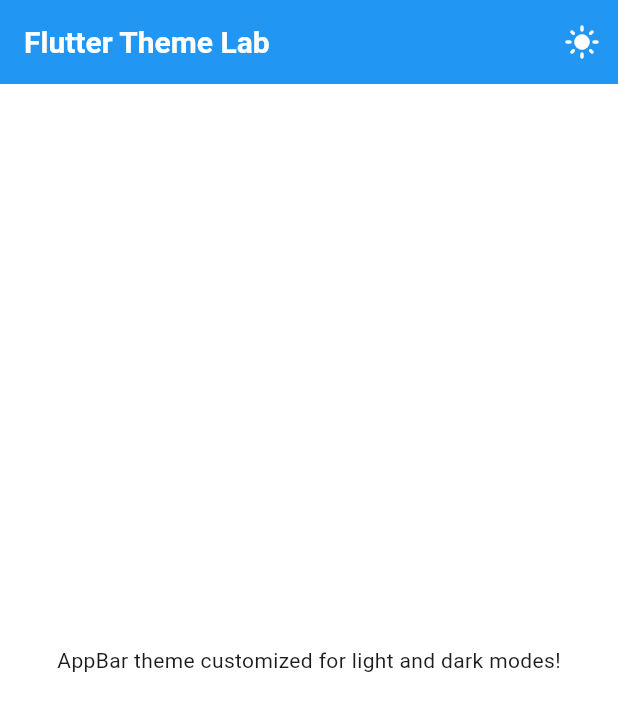
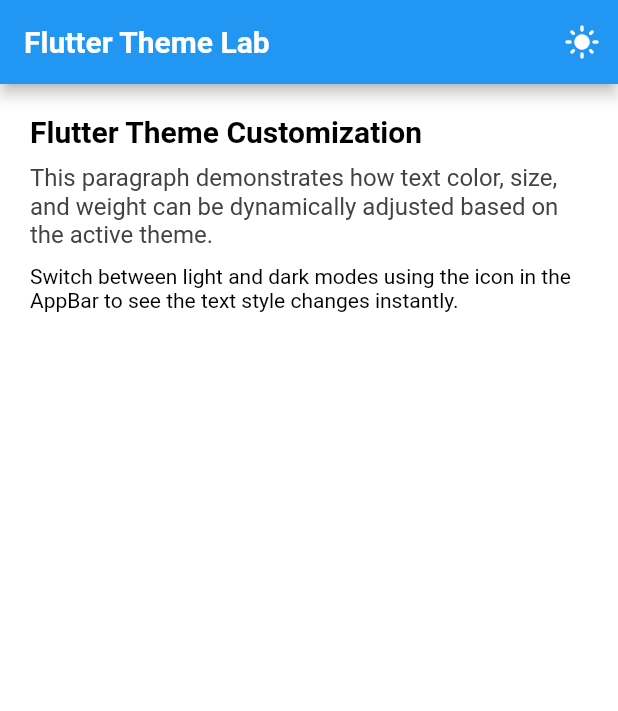
Before and after one commit to Ooozari/App-development, a Flutter app: the screen it shows after launch, on a phone screen of 412 x 824 dp. Shown: the top 711 px of the screen. Run offline on Flutter 3.47's test engine with Material 3 defaults, Android fonts, the light colour scheme and no system bars; our stand-ins replace audioplayers.

Commit message:
add task 4

```diff
--- a/Lab7/theme/lib/main.dart
+++ b/Lab7/theme/lib/main.dart
@@ -14,8 +14,8 @@
 class _MyAppState extends State<MyApp> {
   bool isDark = false;
 
-  // ✅ Light Theme with AppBar customization
   final ThemeData lightTheme = ThemeData(
+    useMaterial3: false,
     brightness: Brightness.light,
     primaryColor: Colors.blue,
     scaffoldBackgroundColor: Colors.white,
@@ -30,8 +30,8 @@
     ),
   );
 
-  // ✅ Dark Theme with AppBar customization
   final ThemeData darkTheme = ThemeData(
+    useMaterial3: false,
     brightness: Brightness.dark,
     primaryColor: Colors.deepPurple,
     scaffoldBackgroundColor: Colors.black,
@@ -68,8 +68,42 @@
             ),
           ],
         ),
-        body: const Center(
-          child: Text('AppBar theme customized for light and dark modes!'),
+
+        body: Builder(
+          builder: (context) {
+            final isDarkMode = Theme.of(context).brightness == Brightness.dark;
+            final textColor = isDarkMode ? Colors.white : Colors.black;
+
+            return Padding(
+              padding: const EdgeInsets.all(20.0),
+              child: Column(
+                crossAxisAlignment: CrossAxisAlignment.start,
+                children: [
+                  Text(
+                    'Flutter Theme Customization',
+                    style: TextStyle(
+                      fontSize: 20,
+                      color: textColor,
+                      fontWeight: FontWeight.bold,
+                    ),
+                  ),
+                  const SizedBox(height: 10),
+                  Text(
+                    'This paragraph demonstrates how text color, size, and weight can be dynamically adjusted based on the active theme.',
+                    style: TextStyle(
+                      fontSize: 16,
+                      color: isDarkMode ? Colors.white : Colors.grey[800],
+                    ),
+                  ),
+                  const SizedBox(height: 10),
+                  Text(
+                    'Switch between light and dark modes using the icon in the AppBar to see the text style changes instantly.',
+                    style: TextStyle(fontSize: 14, color: textColor),
+                  ),
+                ],
+              ),
+            );
+          },
         ),
       ),
     );
```
